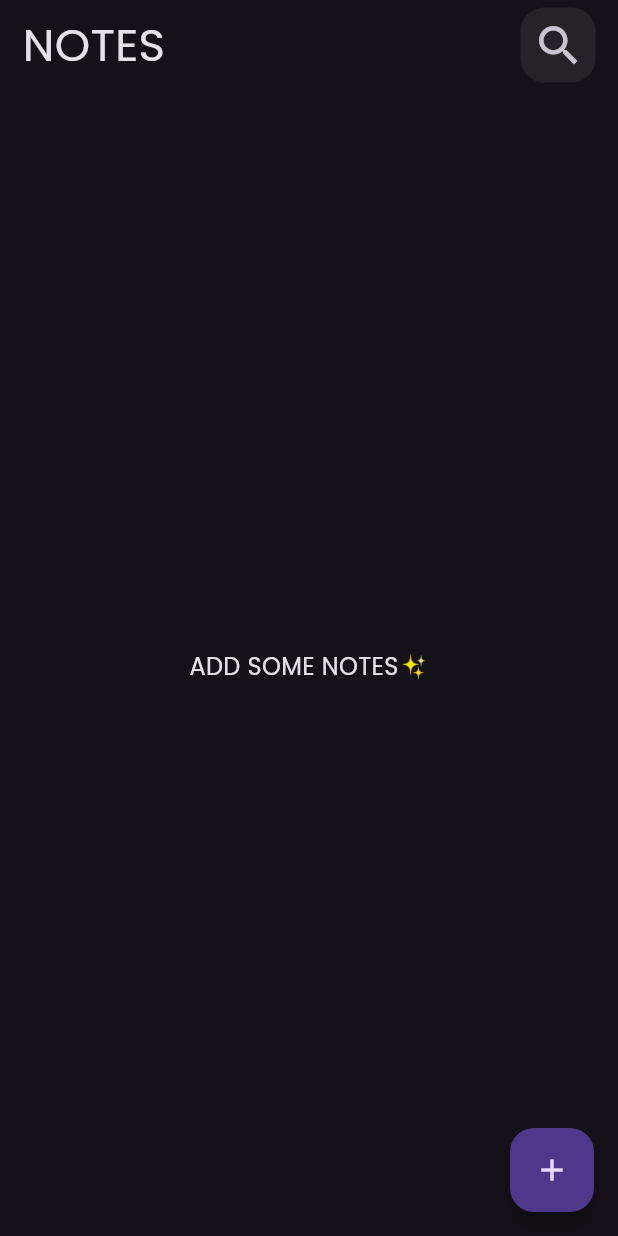
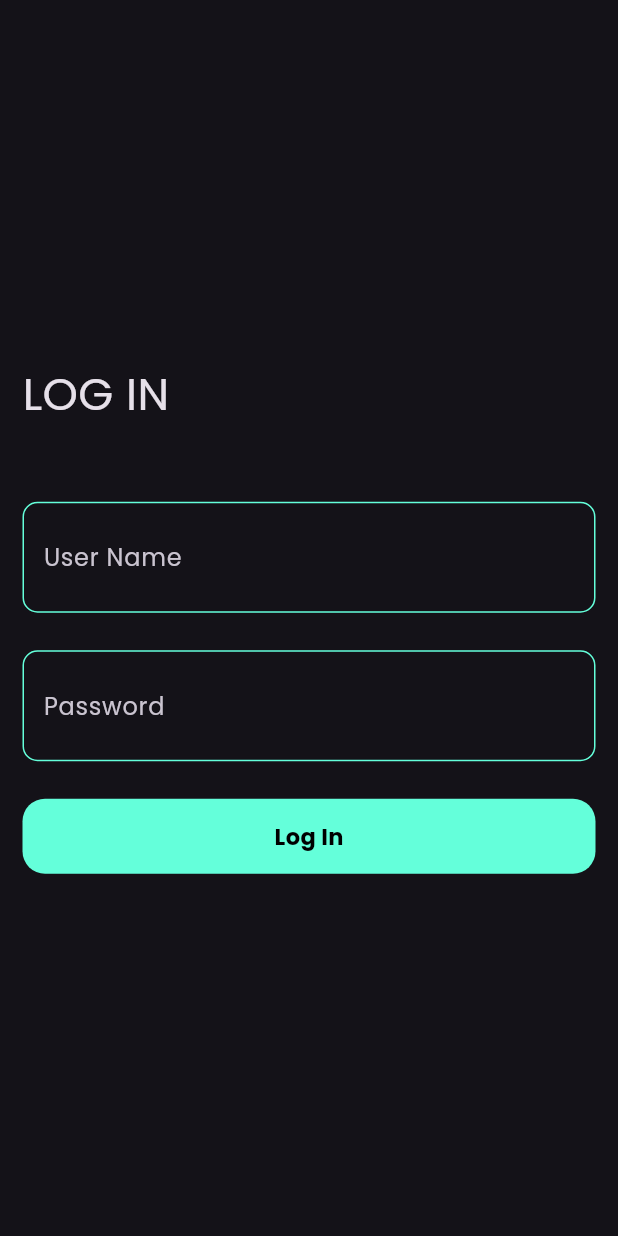
Before and after one commit to andrrew24/notes_app, a Flutter app: the screen it shows after launch, on a phone screen of 412 x 824 dp. Run offline on Flutter 3.47's test engine with Material 3 defaults, Android fonts, the phone set to English and light mode, and no system bars; our stand-ins replace bloc, flutter_bloc, flutter_colorpicker, font_awesome_flutter, gap, google_fonts and 3 more; accounts and stored records are empty.

Commit message:
create login view

```diff
--- a/lib/main.dart
+++ b/lib/main.dart
@@ -6,7 +6,7 @@ import 'package:notes_app/cubits/add_note_cubit/add_note_cubit.dart';
 import 'package:notes_app/cubits/notes_cubit/notes_cubit.dart';
 import 'package:notes_app/models/note.dart';
 import 'package:notes_app/cubits/simple_bloc_observer.dart';
-import 'package:notes_app/views/note_view/notes_view.dart';
+import 'package:notes_app/views/login_view/login_view.dart';
 
 void main() async {
   Bloc.observer = SimpleBlocObserver();
@@ -33,7 +33,7 @@ class NotesApp extends StatelessWidget {
       child: MaterialApp(
           debugShowCheckedModeBanner: false,
           theme: ThemeData(brightness: Brightness.dark, fontFamily: "poppins"),
-          home: const NotesView()),
+          home: const LoginView()),
     );
   }
 }
--- /dev/null
+++ b/lib/views/login_view/login_view.dart
@@ -0,0 +1,50 @@
+import 'package:flutter/material.dart';
+import 'package:gap/gap.dart';
+import 'package:notes_app/views/note_view/notes_view.dart';
+import 'package:notes_app/views/widgets/custom_widgets/custom_button.dart';
+import 'package:notes_app/views/widgets/custom_widgets/custom_textformfield.dart';
+
+class LoginView extends StatelessWidget {
+  const LoginView({super.key});
+
+  @override
+  Widget build(BuildContext context) {
+    return Scaffold(
+      body: SafeArea(
+        child: Padding(
+          padding: const EdgeInsets.symmetric(horizontal: 15),
+          child: Column(
+            mainAxisAlignment: MainAxisAlignment.center,
+            crossAxisAlignment: CrossAxisAlignment.start,
+            children: [
+              const Text(
+                "LOG IN",
+                style: TextStyle(fontSize: 30),
+              ),
+              const Gap(50),
+              const CustomTextFormField(
+                  hintText: "User Name",
+                  textInputAction: TextInputAction.next,
+                  initialValue: ""),
+              const Gap(25),
+              const CustomTextFormField(
+                  hintText: "Password",
+                  textInputAction: TextInputAction.done,
+                  initialValue: ""),
+              const Gap(25),
+              CustomButton(
+                  text: "Log In",
+                  onPressed: () {
+                    Navigator.pushReplacement(context, MaterialPageRoute(
+                      builder: (context) {
+                        return const NotesView();
+                      },
+                    ));
+                  })
+            ],
+          ),
+        ),
+      ),
+    );
+  }
+}
--- a/lib/views/widgets/add_note/add_note_form.dart
+++ b/lib/views/widgets/add_note/add_note_form.dart
@@ -69,7 +69,9 @@ class _AddNoteFormState extends State<AddNoteForm> {
               const SizedBox(
                 height: 20,
               ),
-              CustomButton(onPressed: () {
+              CustomButton(
+                  text: "Add",
+                  onPressed: () {
                     if (formKey.currentState!.validate()) {
                       formKey.currentState!.save();
                       Note note = Note(
--- a/lib/views/widgets/custom_widgets/custom_app_bar.dart
+++ b/lib/views/widgets/custom_widgets/custom_app_bar.dart
@@ -2,7 +2,10 @@ import 'package:flutter/material.dart';
 
 class CustomAppBar extends StatelessWidget {
   const CustomAppBar(
-      {super.key, required this.appBarTitle, required this.icon, this.onPressed});
+      {super.key,
+      required this.appBarTitle,
+      required this.icon,
+      this.onPressed});
 
   final String appBarTitle;
   final IconData icon;
--- a/lib/views/widgets/custom_widgets/custom_button.dart
+++ b/lib/views/widgets/custom_widgets/custom_button.dart
@@ -8,10 +8,12 @@ class CustomButton extends StatelessWidget {
     super.key,
     required this.onPressed,
     this.isLoading = false,
+    required this.text,
   });
 
   final void Function() onPressed;
   final bool isLoading;
+  final String text;
 
   @override
   Widget build(BuildContext context) {
@@ -28,13 +30,13 @@ class CustomButton extends StatelessWidget {
             child: Center(
                 child: isLoading
                     ? const SizedBox(
-                      height: 25,
-                      width: 25,
+                        height: 25,
+                        width: 25,
                         child: LoadingIndicator(
                             indicatorType: Indicator.circleStrokeSpin))
-                    : const Text(
-                        "ADD",
-                        style: TextStyle(
+                    : Text(
+                        text,
+                        style: const TextStyle(
                             fontSize: 15,
                             fontWeight: FontWeight.bold,
                             color: Colors.black),
```
Also changed, not shown: lib/views/login_view/login_view_body.dart (added). Lines whose indentation alone changed are shown as unchanged.
